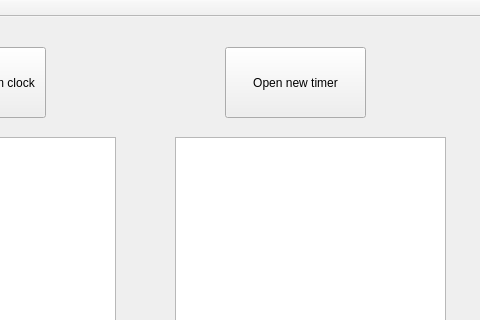
Before: the Qt Designer form LAB2/mainwindow.ui in StasDzundza/Labs-1-semestr, drawn with Qt 5; both pictures show x 515 to 995 and y 0 to 320 of the 995 by 597 pixel window.
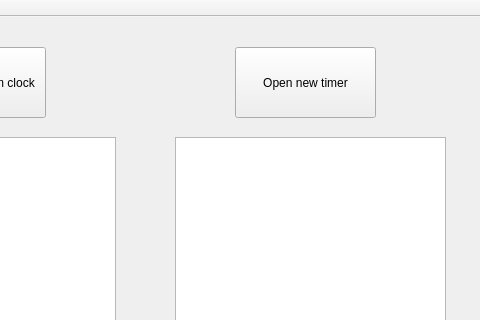
After: the same form once the commit is applied.

Commit message: created list for all widgets but alarm clock isnt working

The edit to the form file:
```diff
--- a/LAB2/mainwindow.ui
+++ b/LAB2/mainwindow.ui
@@ -43,7 +43,7 @@
    <widget class="QPushButton" name="open_timer_button">
     <property name="geometry">
      <rect>
-      <x>740</x>
+      <x>750</x>
       <y>30</y>
       <width>141</width>
       <height>71</height>
```
The commit also changes 5 other files.
